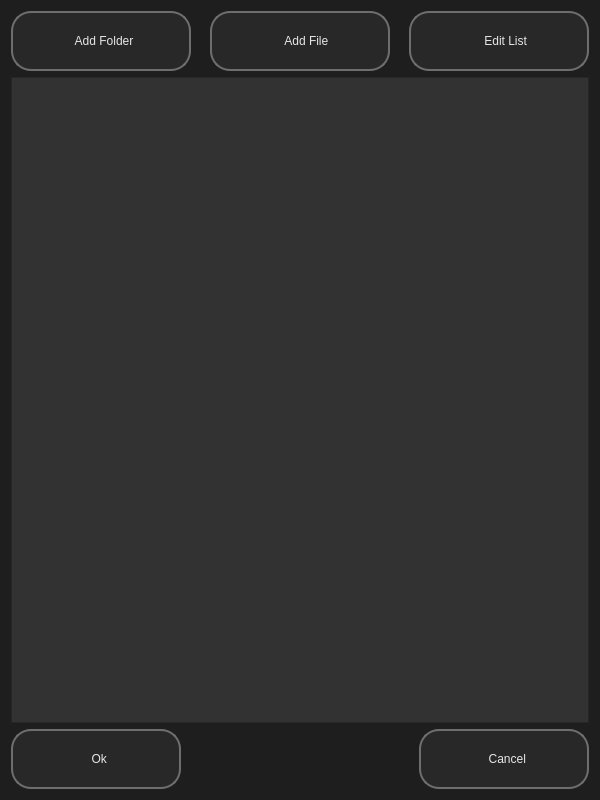
This is ui/ui_01_add_item.ui in il721/EasyBack as Qt 5 draws it before an edit. The edited form follows.
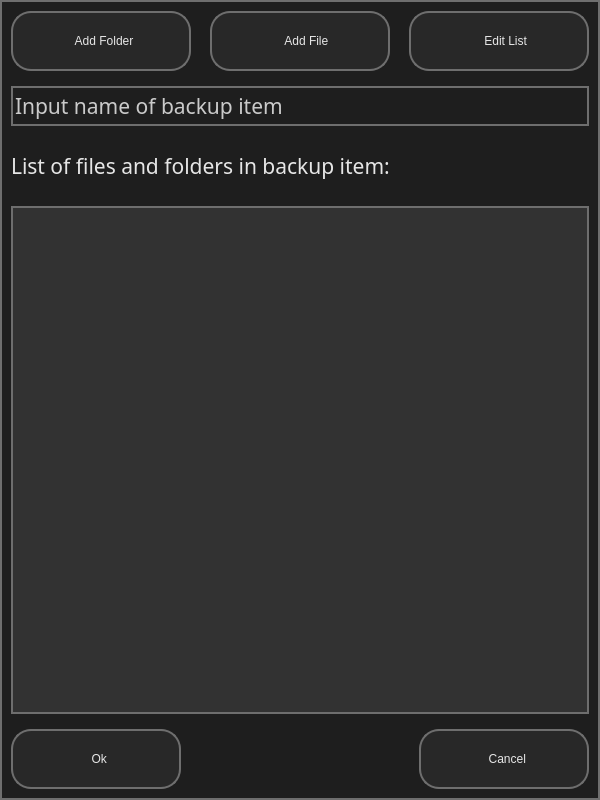
This is the edited form. Icons and pictures are not drawn.

Commit message: Edit "add item" dialog functionality

The edit to the form file:
```diff
--- a/ui/ui_01_add_item.ui
+++ b/ui/ui_01_add_item.ui
@@ -23,8 +23,14 @@
    <string notr="true">*{
 background-color: rgb(30, 30, 30);
 font: 16pt &quot;Lexend Light&quot;;
+border: 2px solid;
+color: rgb(230, 230, 230);
+border-color: rgb(110, 110, 110);
 }
 
+QLineEdit{
+background-color: rgb(30, 30, 30);
+}
 
 QPushButton {
 border: 2px solid;
@@ -50,6 +56,9 @@
 </string>
   </property>
   <layout class="QVBoxLayout" name="verticalLayout">
+   <property name="spacing">
+    <number>15</number>
+   </property>
    <item>
     <layout class="QHBoxLayout" name="horizontalLayout_2">
      <item>
@@ -167,6 +176,69 @@
      </item>
     </layout>
    </item>
+   <item>
+    <widget class="QLineEdit" name="input_name">
+     <property name="minimumSize">
+      <size>
+       <width>0</width>
+       <height>40</height>
+      </size>
+     </property>
+     <property name="maximumSize">
+      <size>
+       <width>16777215</width>
+       <height>40</height>
+      </size>
+     </property>
+     <property name="font">
+      <font>
+       <family>Lexend Light</family>
+       <pointsize>16</pointsize>
+       <italic>false</italic>
+       <bold>false</bold>
+      </font>
+     </property>
+     <property name="styleSheet">
+      <string notr="true">color: rgb(202, 202, 202);</string>
+     </property>
+     <property name="text">
+      <string>Input name of backup item</string>
+     </property>
+     <property name="placeholderText">
+      <string>Input name of backup item</string>
+     </property>
+    </widget>
+   </item>
+   <item>
+    <widget class="QLabel" name="ListOfItem">
+     <property name="minimumSize">
+      <size>
+       <width>0</width>
+       <height>50</height>
+      </size>
+     </property>
+     <property name="maximumSize">
+      <size>
+       <width>16777215</width>
+       <height>50</height>
+      </size>
+     </property>
+     <property name="font">
+      <font>
+       <family>Lexend Light</family>
+       <pointsize>16</pointsize>
+       <italic>false</italic>
+       <bold>false</bold>
+      </font>
+     </property>
+     <property name="styleSheet">
+      <string notr="true">border: no</string>
+     </property>
+     <property name="text">
+      <string>List of files and folders in backup item:</string>
+     </property>
+    </widget>
+   </item>
    <item>
     <widget class="QListWidget" name="list_files_and_folders">
      <property name="styleSheet">
```
The commit also changes 3 other files.
